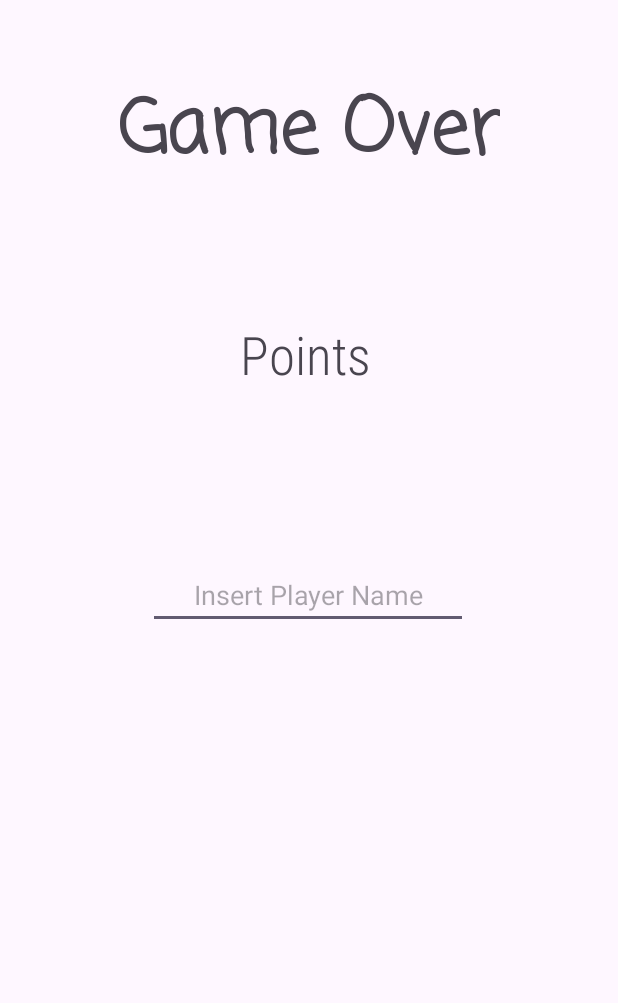
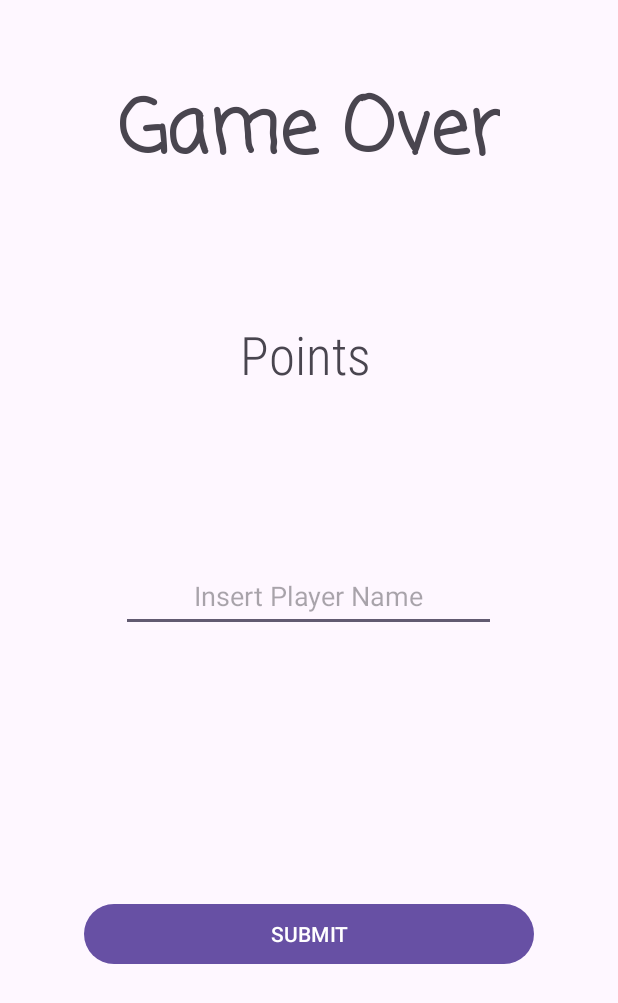
Before and after one commit to Jennifer-10982/TriviaQuestion, an Android app: the layout input_page.xml on its own in the app's theme, with its tools: preview values and no code run, on a phone screen of 412 x 824 dp. Shown: the top 1003 px of the screen. Run offline under Robolectric (Android 15) with nearby library versions, the phone set to English and light mode, and no system bars.

Commit message:
Commit:Added a sumbit button to input_page.xml

```diff
--- a/app/src/main/res/layout/input_page.xml
+++ b/app/src/main/res/layout/input_page.xml
@@ -34,8 +34,8 @@
 
     <EditText
         android:id="@+id/editTextText"
-        android:layout_width="wrap_content"
-        android:layout_height="wrap_content"
+        android:layout_width="250dp"
+        android:layout_height="48dp"
         android:layout_marginTop="10dp"
         android:ems="10"
         android:gravity="center"
@@ -47,4 +47,14 @@
         app:layout_constraintStart_toStartOf="parent"
         app:layout_constraintTop_toBottomOf="@+id/display_points"
         app:layout_constraintVertical_bias="0.188" />
+
+    <Button
+        android:id="@+id/input_submit_btn"
+        android:layout_width="300dp"
+        android:layout_height="wrap_content"
+        android:text="@string/submit"
+        app:layout_constraintBottom_toBottomOf="parent"
+        app:layout_constraintEnd_toEndOf="parent"
+        app:layout_constraintStart_toStartOf="parent"
+        app:layout_constraintTop_toBottomOf="@+id/editTextText" />
 </androidx.constraintlayout.widget.ConstraintLayout>
```
